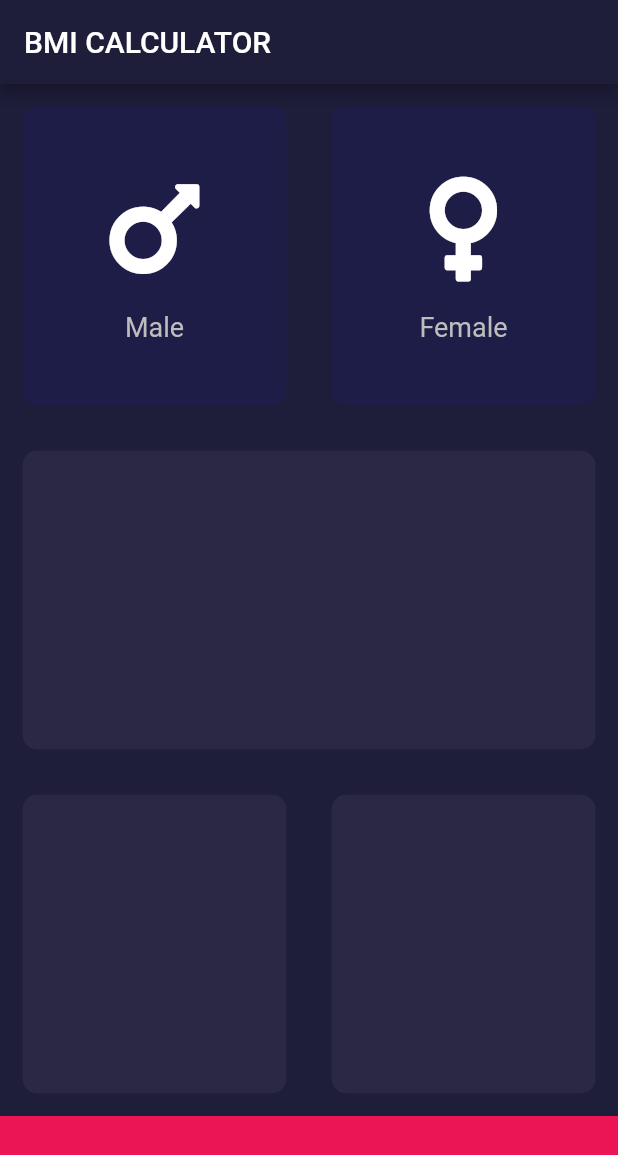
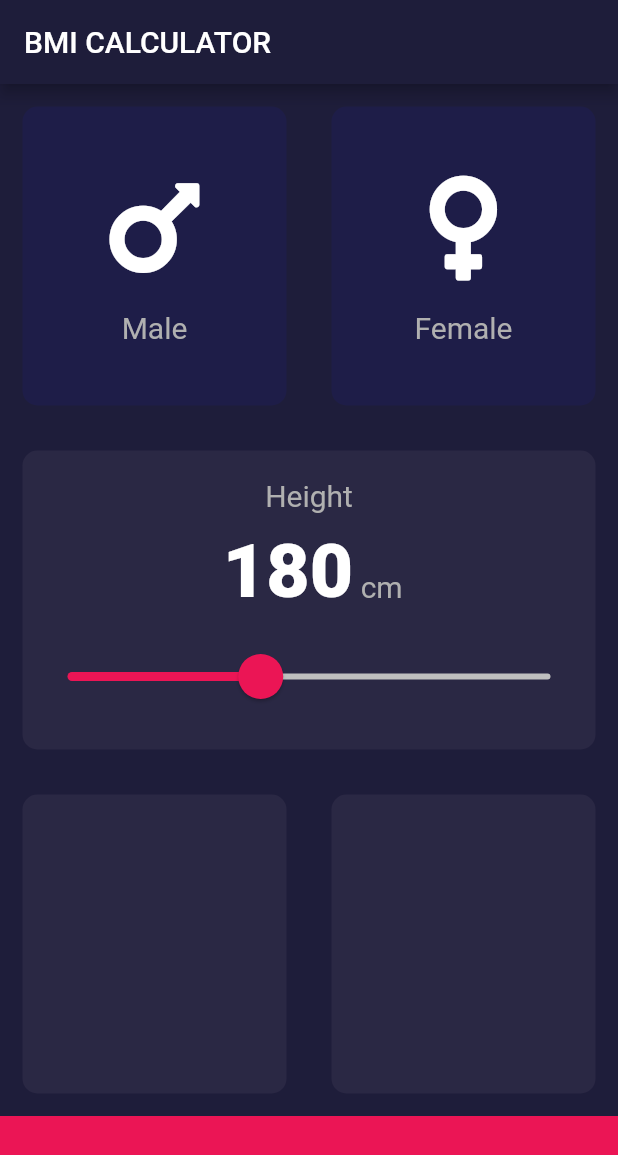
Before and after one commit to RockNav24/BmiCalculator, a Flutter app: the screen it shows after launch, on a phone screen of 412 x 824 dp. Shown: the top 1155 px of the screen. Run offline on Flutter 3.47's test engine with Material 2 defaults, Android fonts, the phone set to English and light mode, and no system bars; our stand-ins replace font_awesome_flutter.

Commit message:
added a slider to the input page

```diff
--- a/lib/cardLayout.dart
+++ b/lib/cardLayout.dart
@@ -1,4 +1,5 @@
 import 'package:flutter/material.dart';
+import 'constants.dart';
 
 class CardLayout extends StatelessWidget {
   final IconData icon;
@@ -20,10 +21,7 @@ class CardLayout extends StatelessWidget {
         ),
         Text(
           text,
-          style: TextStyle(
-            fontSize: 18,
-            color: Colors.grey[400],
-          ),
+          style: kTextStyle,
         ),
       ],
     );
--- /dev/null
+++ b/lib/constants.dart
@@ -0,0 +1,34 @@
+import 'package:flutter/material.dart';
+
+// label text style
+const kTextStyle = TextStyle(
+  fontSize: 20,
+  color: Color(0xFFb0b0b0),
+);
+
+// Large text style for highlighted
+const kTextBold = TextStyle(
+  fontSize: 50,
+  fontWeight: FontWeight.w900,
+  color: Colors.white,
+);
+
+// padding from text and the measurement
+const kPaddingText = EdgeInsets.symmetric(
+  vertical: 10,
+  horizontal: 5,
+);
+
+// Active and inactive card colors for male and female
+const Color kInActivatedCard = Color(0xFF1E1D48);
+const Color kActivatedCard = Color(0xFF1D1E3);
+
+// Bottom bar
+const double kBottomBarHeight = 80.0;
+const Color kBottomBarColor = Color(0xFFEB1555);
+
+// height Slider
+const Color kSliderActive = Color(0xFFEB1555);
+const Color kSliderInActive = Color(0xFFBFBFBF);
+const double kMin = 100;
+const double kMax = 300;
--- a/lib/inputPage.dart
+++ b/lib/inputPage.dart
@@ -2,9 +2,7 @@ import 'package:flutter/material.dart';
 import 'package:font_awesome_flutter/font_awesome_flutter.dart';
 import 'reuseableCard.dart';
 import 'cardLayout.dart';
-
-const double bottomBarHeight = 80.0;
-const Color bottomBarColor = Color(0xFFEB1555);
+import 'constants.dart';
 
 enum Gender { male, female }
 
@@ -15,6 +13,7 @@ class InputPage extends StatefulWidget {
 
 class _InputPageState extends State<InputPage> {
   Gender selectGender;
+  int height = 180;
 
   @override
   Widget build(BuildContext context) {
@@ -23,6 +22,7 @@ class _InputPageState extends State<InputPage> {
         title: Text('BMI CALCULATOR'),
       ),
       body: Column(
+        crossAxisAlignment: CrossAxisAlignment.stretch,
         children: <Widget>[
           Expanded(
             child: Row(
@@ -35,8 +35,8 @@ class _InputPageState extends State<InputPage> {
                       });
                     },
                     colour: selectGender == Gender.male
-                        ? activatedCard
-                        : inActivatedCard,
+                        ? kActivatedCard
+                        : kInActivatedCard,
                     cardChild: CardLayout(
                       icon: FontAwesomeIcons.mars,
                       text: 'Male',
@@ -51,8 +51,8 @@ class _InputPageState extends State<InputPage> {
                       });
                     },
                     colour: selectGender == Gender.female
-                        ? activatedCard
-                        : inActivatedCard,
+                        ? kActivatedCard
+                        : kInActivatedCard,
                     cardChild: CardLayout(
                       icon: FontAwesomeIcons.venus,
                       text: 'Female',
@@ -63,7 +63,59 @@ class _InputPageState extends State<InputPage> {
             ),
           ),
           Expanded(
-            child: ReusableCard(),
+            child: ReusableCard(
+              cardChild: Column(
+                mainAxisAlignment: MainAxisAlignment.center,
+                children: <Widget>[
+                  Text(
+                    "Height",
+                    style: kTextStyle,
+                  ),
+                  Row(
+                    mainAxisAlignment: MainAxisAlignment.center,
+                    crossAxisAlignment: CrossAxisAlignment.baseline,
+                    textBaseline: TextBaseline.alphabetic,
+                    children: <Widget>[
+                      Padding(
+                        padding: kPaddingText,
+                        child: Text(
+                          height.toString(),
+                          style: kTextBold,
+                        ),
+                      ),
+                      Text(
+                        'cm',
+                        style: kTextStyle,
+                      ),
+                    ],
+                  ),
+                  SliderTheme(
+                    data: SliderTheme.of(context).copyWith(
+                      thumbShape: RoundSliderThumbShape(
+                        enabledThumbRadius: 15.0,
+                      ),
+                      overlayShape: RoundSliderOverlayShape(
+                        overlayRadius: 30.0,
+                      ),
+                      overlayColor: Color(0x40EB1555),
+                      thumbColor: kBottomBarColor,
+                      activeTrackColor: kSliderActive,
+                      inactiveTrackColor: kSliderInActive,
+                    ),
+                    child: Slider(
+                      value: height.toDouble(),
+                      min: kMin,
+                      max: kMax,
+                      onChanged: (double newValue) {
+                        setState(() {
+                          height = newValue.round();
+                        });
+                      },
+                    ),
+                  ),
+                ],
+              ),
+            ),
           ),
           Expanded(
             child: Row(
@@ -78,8 +130,8 @@ class _InputPageState extends State<InputPage> {
             ),
           ),
           Container(
-            color: bottomBarColor,
-            height: bottomBarHeight,
+            color: kBottomBarColor,
+            height: kBottomBarHeight,
             width: double.infinity,
           ),
         ],
--- a/lib/reuseableCard.dart
+++ b/lib/reuseableCard.dart
@@ -1,14 +1,12 @@
 import 'package:flutter/material.dart';
-
-const Color inActivatedCard = Color(0xFF1E1D48);
-const Color activatedCard = Color(0xFF1D1E3);
+import 'constants.dart';
 
 class ReusableCard extends StatelessWidget {
   final Color colour;
   final Widget cardChild;
   final Function onPress;
 
-  ReusableCard({this.colour = activatedCard, this.cardChild, this.onPress});
+  ReusableCard({this.colour = kActivatedCard, this.cardChild, this.onPress});
 
   @override
   Widget build(BuildContext context) {
```
